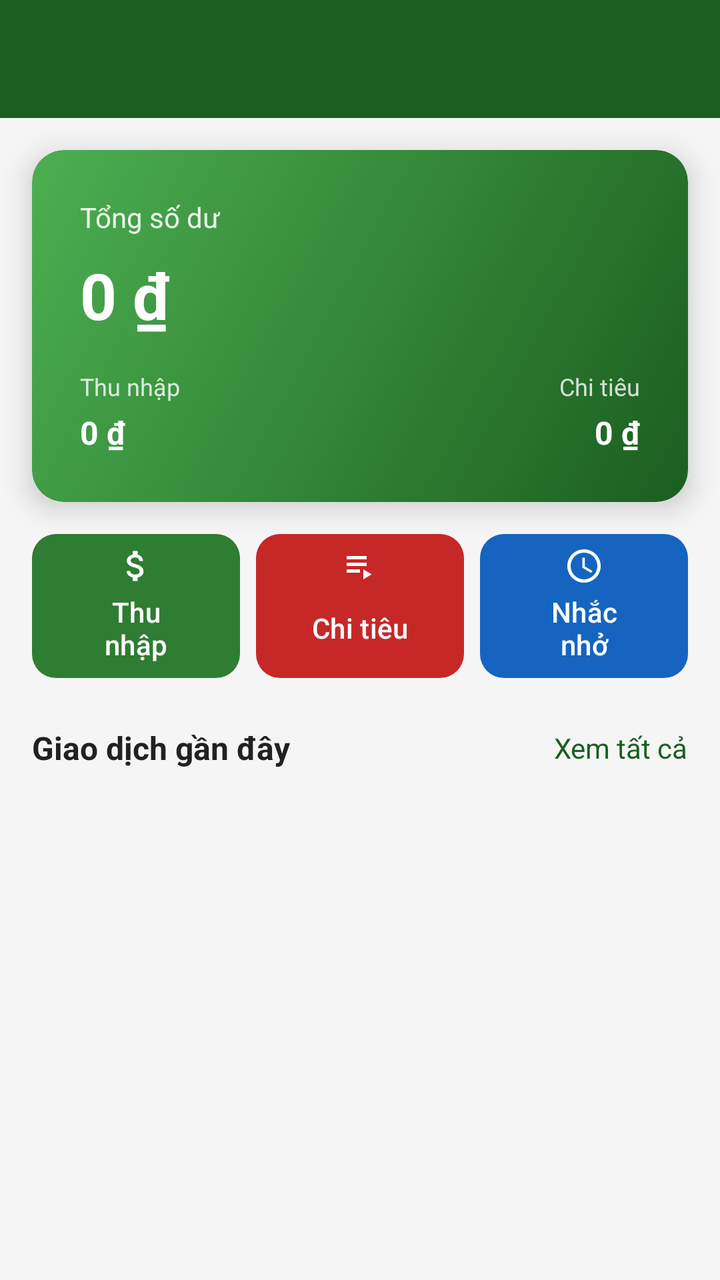
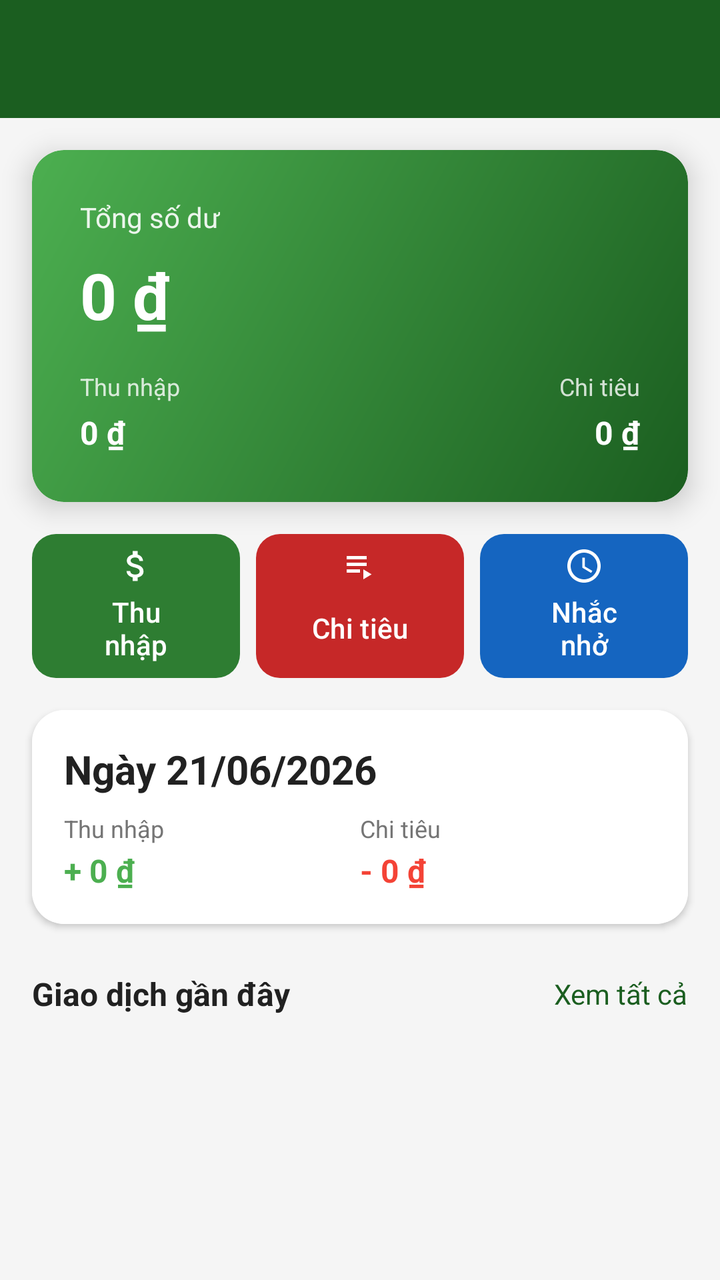

Before-and-after screenshots of an Android layout around one commit, followed by the original layout XML and the change that was made.
<!-- AndroidManifest.xml: application theme Theme.AppQuanLyChiTieu -->
<!-- res/layout/fragment_home.xml -->
<?xml version="1.0" encoding="utf-8"?>
<androidx.coordinatorlayout.widget.CoordinatorLayout xmlns:android="http://schemas.android.com/apk/res/android"
    xmlns:app="http://schemas.android.com/apk/res-auto"
    android:layout_width="match_parent"
    android:layout_height="match_parent"
    android:background="@color/background">

    <androidx.core.widget.NestedScrollView
        android:layout_width="match_parent"
        android:layout_height="match_parent"
        android:clipToPadding="false"
        android:paddingBottom="80dp">

        <LinearLayout
            android:layout_width="match_parent"
            android:layout_height="wrap_content"
            android:orientation="vertical">

            
            <LinearLayout
                android:layout_width="match_parent"
                android:layout_height="wrap_content"
                android:background="@color/primary"
                android:orientation="vertical"
                android:padding="@dimen/spacing_md">

                <TextView
                    android:id="@+id/tv_month_year"
                    android:layout_width="wrap_content"
                    android:layout_height="wrap_content"
                    android:textColor="@color/white"
                    android:textSize="@dimen/text_title"
                    android:textStyle="bold" />
            </LinearLayout>

            
            <androidx.cardview.widget.CardView
                android:layout_width="match_parent"
                android:layout_height="wrap_content"
                android:layout_marginStart="@dimen/spacing_md"
                android:layout_marginEnd="@dimen/spacing_md"
                android:layout_marginTop="@dimen/spacing_md"
                app:cardCornerRadius="@dimen/card_corner_radius"
                app:cardElevation="8dp">

                <LinearLayout
                    android:layout_width="match_parent"
                    android:layout_height="wrap_content"
                    android:background="@drawable/bg_balance_card"
                    android:orientation="vertical"
                    android:padding="@dimen/spacing_lg">

                    <TextView
                        android:layout_width="wrap_content"
                        android:layout_height="wrap_content"
                        android:text="@string/total_balance"
                        android:textColor="@color/white"
                        android:textSize="@dimen/text_body"
                        android:alpha="0.9" />

                    <TextView
                        android:id="@+id/tv_balance"
                        android:layout_width="wrap_content"
                        android:layout_height="wrap_content"
                        android:text="0 ₫"
                        android:textColor="@color/white"
                        android:textSize="@dimen/text_display"
                        android:textStyle="bold"
                        android:layout_marginTop="8dp" />

                    <LinearLayout
                        android:layout_width="match_parent"
                        android:layout_height="wrap_content"
                        android:layout_marginTop="@dimen/spacing_md"
                        android:orientation="horizontal">

                        
                        <LinearLayout
                            android:layout_width="0dp"
                            android:layout_height="wrap_content"
                            android:layout_weight="1"
                            android:orientation="vertical">

                            <TextView
                                android:layout_width="wrap_content"
                                android:layout_height="wrap_content"
                                android:text="@string/income"
                                android:textColor="@color/white"
                                android:textSize="@dimen/text_caption"
                                android:alpha="0.8" />

                            <TextView
                                android:id="@+id/tv_income"
                                android:layout_width="wrap_content"
                                android:layout_height="wrap_content"
                                android:text="0 ₫"
                                android:textColor="@color/white"
                                android:textSize="@dimen/text_subtitle"
                                android:textStyle="bold"
                                android:layout_marginTop="4dp" />
                        </LinearLayout>

                        
                        <LinearLayout
                            android:layout_width="0dp"
                            android:layout_height="wrap_content"
                            android:layout_weight="1"
                            android:orientation="vertical"
                            android:gravity="end">

                            <TextView
                                android:layout_width="wrap_content"
                                android:layout_height="wrap_content"
                                android:text="@string/expense"
                                android:textColor="@color/white"
                                android:textSize="@dimen/text_caption"
                                android:alpha="0.8" />

                            <TextView
                                android:id="@+id/tv_expense"
                                android:layout_width="wrap_content"
                                android:layout_height="wrap_content"
                                android:text="0 ₫"
                                android:textColor="@color/white"
                                android:textSize="@dimen/text_subtitle"
                                android:textStyle="bold"
                                android:layout_marginTop="4dp" />
                        </LinearLayout>
                    </LinearLayout>
                </LinearLayout>
            </androidx.cardview.widget.CardView>

            <LinearLayout
                android:id="@+id/layout_quick_actions"
                android:layout_width="match_parent"
                android:layout_height="wrap_content"
                android:layout_marginStart="@dimen/spacing_md"
                android:layout_marginEnd="@dimen/spacing_md"
                android:layout_marginTop="@dimen/spacing_md"
                android:baselineAligned="false"
                android:orientation="horizontal">

                <com.google.android.material.button.MaterialButton
                    android:id="@+id/btn_quick_income"
                    style="@style/Widget.App.Button.QuickAction.Income"
                    android:layout_width="0dp"
                    android:layout_height="72dp"
                    android:layout_marginEnd="@dimen/spacing_sm"
                    android:layout_weight="1"
                    android:gravity="center"
                    android:maxLines="2"
                    android:text="@string/income"
                    android:textSize="@dimen/text_body"
                    app:icon="@drawable/ic_salary"
                    app:iconGravity="top"
                    app:iconPadding="2dp"
                    app:iconTint="@color/white" />

                <com.google.android.material.button.MaterialButton
                    android:id="@+id/btn_quick_expense"
                    style="@style/Widget.App.Button.QuickAction.Expense"
                    android:layout_width="0dp"
                    android:layout_height="72dp"
                    android:layout_marginEnd="@dimen/spacing_sm"
                    android:layout_weight="1"
                    android:gravity="center"
                    android:maxLines="2"
                    android:text="@string/expense"
                    android:textSize="@dimen/text_body"
                    app:icon="@drawable/ic_transaction"
                    app:iconGravity="top"
                    app:iconPadding="2dp"
                    app:iconTint="@color/white" />

                <com.google.android.material.button.MaterialButton
                    android:id="@+id/btn_quick_reminder"
                    style="@style/Widget.App.Button.QuickAction.Budget"
                    android:layout_width="0dp"
                    android:layout_height="72dp"
                    android:layout_weight="1"
                    android:gravity="center"
                    android:maxLines="2"
                    android:text="Nhắc nhở"
                    android:textSize="@dimen/text_body"
                    app:icon="@drawable/ic_clock"
                    app:iconGravity="top"
                    app:iconPadding="2dp"
                    app:iconTint="@color/white" />
            </LinearLayout>

            
            <LinearLayout
                android:layout_width="match_parent"
                android:layout_height="wrap_content"
                android:orientation="horizontal"
                android:gravity="center_vertical"
                android:paddingStart="@dimen/spacing_md"
                android:paddingEnd="@dimen/spacing_md"
                android:paddingTop="@dimen/spacing_lg"
                android:paddingBottom="@dimen/spacing_sm">

                <TextView
                    android:layout_width="0dp"
                    android:layout_height="wrap_content"
                    android:layout_weight="1"
                    android:text="@string/recent_transactions"
                    android:textColor="@color/text_primary"
                    android:textSize="@dimen/text_subtitle"
                    android:textStyle="bold" />

                <TextView
                    android:id="@+id/tv_see_all"
                    android:layout_width="wrap_content"
                    android:layout_height="wrap_content"
                    android:text="@string/see_all"
                    android:textColor="@color/primary"
                    android:textSize="@dimen/text_body" />
            </LinearLayout>

            <LinearLayout
                android:id="@+id/layout_recent_transactions"
                android:layout_width="match_parent"
                android:layout_height="wrap_content"
                android:orientation="vertical"
                android:paddingStart="@dimen/spacing_md"
                android:paddingEnd="@dimen/spacing_md" />

            
            <include
                layout="@layout/layout_empty_state_transactions"
                android:layout_width="match_parent"
                android:layout_height="wrap_content" />

        </LinearLayout>
    </androidx.core.widget.NestedScrollView>

</androidx.coordinatorlayout.widget.CoordinatorLayout>
<!-- res/layout/layout_empty_state_transactions.xml (included above) -->
<?xml version="1.0" encoding="utf-8"?>
<LinearLayout
    xmlns:android="http://schemas.android.com/apk/res/android"
    android:id="@+id/layout_empty_state"
    android:layout_width="match_parent"
    android:layout_height="wrap_content"
    android:orientation="vertical"
    android:gravity="center"
    android:padding="32dp"
    android:visibility="gone">

    <ImageView
        android:id="@+id/iv_empty_illustration"
        android:layout_width="120dp"
        android:layout_height="120dp"
        android:src="@drawable/ic_empty_wallet"
        android:contentDescription="@null" />

    <TextView
        android:id="@+id/tv_empty_title"
        android:layout_width="wrap_content"
        android:layout_height="wrap_content"
        android:layout_marginTop="24dp"
        android:textSize="18sp"
        android:textStyle="bold"
        android:textColor="@color/text_primary"
        android:gravity="center" />

    <TextView
        android:id="@+id/tv_empty_desc"
        android:layout_width="wrap_content"
        android:layout_height="wrap_content"
        android:layout_marginTop="8dp"
        android:textSize="14sp"
        android:textColor="@color/text_hint"
        android:gravity="center" />

    <Button
        android:id="@+id/btn_empty_cta"
        android:layout_width="wrap_content"
        android:layout_height="wrap_content"
        android:layout_marginTop="24dp"
        android:backgroundTint="@color/primary"
        android:textColor="@color/white" />

</LinearLayout>
<!-- resources referenced by this layout -->
<resources>
  <color name="background">#F5F5F5</color>
  <color name="primary">#1B5E20</color>
  <color name="text_hint">#BDBDBD</color>
  <color name="text_primary">#212121</color>
  <color name="white">#FFFFFFFF</color>
  <dimen name="card_corner_radius">16dp</dimen>
  <dimen name="spacing_lg">24dp</dimen>
  <dimen name="spacing_md">16dp</dimen>
  <dimen name="spacing_sm">8dp</dimen>
  <dimen name="text_body">14sp</dimen>
  <dimen name="text_caption">12sp</dimen>
  <dimen name="text_display">32sp</dimen>
  <dimen name="text_subtitle">16sp</dimen>
  <dimen name="text_title">20sp</dimen>
  <!-- drawable bg_balance_card (drawable) -->
  <?xml version="1.0" encoding="utf-8"?>
  <shape xmlns:android="http://schemas.android.com/apk/res/android"
      android:shape="rectangle">
      <gradient
          android:startColor="@color/balance_gradient_start"
          android:endColor="@color/balance_gradient_end"
          android:angle="135" />
      <corners android:radius="@dimen/card_corner_radius" />
  </shape>
  <!-- drawable ic_clock (drawable) -->
  <vector xmlns:android="http://schemas.android.com/apk/res/android"
      android:width="24dp"
      android:height="24dp"
      android:viewportWidth="24"
      android:viewportHeight="24"
      android:tint="?attr/colorControlNormal">
    <path
        android:fillColor="@android:color/white"
        android:pathData="M11.99,2C6.47,2 2,6.48 2,12s4.47,10 9.99,10C17.52,22 22,17.52 22,12S17.52,2 11.99,2zM12,20c-4.42,0 -8,-3.58 -8,-8s3.58,-8 8,-8 8,3.58 8,8 -3.58,8 -8,8zM12.5,7H11v6l5.25,3.15 0.75,-1.23 -4.5,-2.67z"/>
  </vector>
  <!-- drawable ic_transaction (drawable) -->
  <vector xmlns:android="http://schemas.android.com/apk/res/android"
      android:width="24dp"
      android:height="24dp"
      android:viewportWidth="24"
      android:viewportHeight="24"
      android:tint="?attr/colorControlNormal">
      <path
          android:fillColor="@android:color/white"
          android:pathData="M4,10h12v2H4zM4,6h12v2H4zM4,14h8v2H4zM14,14v6l5,-3z"/>
  </vector>
  <string name="expense">Chi tiêu</string>
  <string name="income">Thu nhập</string>
  <string name="recent_transactions">Giao dịch gần đây</string>
  <string name="see_all">Xem tất cả</string>
  <string name="total_balance">Tổng số dư</string>
  <style name="Widget.App.Button.QuickAction.Budget">
          <item name="backgroundTint">@color/budget_color</item>
      </style>
  <style name="Widget.App.Button.QuickAction.Expense">
          <item name="backgroundTint">@color/expense_color</item>
      </style>
  <style name="Widget.App.Button.QuickAction.Income">
          <item name="backgroundTint">@color/income_color</item>
      </style>
  <style name="Theme.AppQuanLyChiTieu" parent="Base.Theme.AppQuanLyChiTieu" />
  <color name="balance_gradient_start">#1B5E20</color>
  <color name="balance_gradient_end">#4CAF50</color>
  <color name="budget_color">#1565C0</color>
  <color name="expense_color">#C62828</color>
  <color name="income_color">#2E7D32</color>
  <style name="Base.Theme.AppQuanLyChiTieu" parent="Theme.Material3.DayNight.NoActionBar">
          <item name="colorPrimary">@color/primary</item>
          <item name="colorPrimaryDark">@color/primary_dark</item>
          <item name="colorOnPrimary">@color/on_primary</item>
          <item name="colorSecondary">@color/secondary</item>
          <item name="colorOnSecondary">@color/on_secondary</item>
          <item name="android:colorBackground">@color/background</item>
          <item name="colorSurface">@color/surface</item>
          <item name="colorOnSurface">@color/on_surface</item>
          <item name="android:statusBarColor">@color/primary_dark</item>
      </style>
  <color name="primary_dark">#003300</color>
  <color name="on_primary">#FFFFFF</color>
  <color name="secondary">#FF6F00</color>
  <color name="on_secondary">#FFFFFF</color>
  <color name="surface">#FFFFFF</color>
  <color name="on_surface">#1C1C1C</color>
  <!-- unchanged entries left out for length: 2 -->
</resources>

<!-- the commit's change to res/layout/fragment_home.xml (unified diff, before → after) -->
@@ -189,6 +189,95 @@
             </LinearLayout>
 
             
+            <androidx.cardview.widget.CardView
+                android:id="@+id/card_daily_stats"
+                android:layout_width="match_parent"
+                android:layout_height="wrap_content"
+                android:layout_marginStart="@dimen/spacing_md"
+                android:layout_marginEnd="@dimen/spacing_md"
+                android:layout_marginTop="@dimen/spacing_md"
+                app:cardCornerRadius="@dimen/card_corner_radius"
+                app:cardElevation="2dp"
+                android:clickable="true"
+                android:focusable="true"
+                android:foreground="?attr/selectableItemBackground">
+
+                <LinearLayout
+                    android:layout_width="match_parent"
+                    android:layout_height="wrap_content"
+                    android:orientation="vertical"
+                    android:padding="@dimen/spacing_md"
+                    android:background="@color/card_background">
+
+                    <TextView
+                        android:id="@+id/tv_daily_date"
+                        android:layout_width="wrap_content"
+                        android:layout_height="wrap_content"
+                        android:text="Ngày 21/06/2026"
+                        android:textColor="@color/text_primary"
+                        android:textSize="@dimen/text_title"
+                        android:textStyle="bold"
+                        android:layout_marginBottom="@dimen/spacing_sm" />
+
+                    <LinearLayout
+                        android:layout_width="match_parent"
+                        android:layout_height="wrap_content"
+                        android:orientation="horizontal">
+
+                        
+                        <LinearLayout
+                            android:layout_width="0dp"
+                            android:layout_height="wrap_content"
+                            android:layout_weight="1"
+                            android:orientation="vertical">
+
+                            <TextView
+                                android:layout_width="wrap_content"
+                                android:layout_height="wrap_content"
+                                android:text="@string/income"
+                                android:textColor="@color/text_secondary"
+                                android:textSize="@dimen/text_caption" />
+
+                            <TextView
+                                android:id="@+id/tv_daily_income"
+                                android:layout_width="wrap_content"
+                                android:layout_height="wrap_content"
+                                android:text="+ 0 ₫"
+                                android:textColor="#4CAF50"
+                                android:textSize="@dimen/text_subtitle"
+                                android:textStyle="bold"
+                                android:layout_marginTop="2dp" />
+                        </LinearLayout>
+
+                        
+                        <LinearLayout
+                            android:layout_width="0dp"
+                            android:layout_height="wrap_content"
+                            android:layout_weight="1"
+                            android:orientation="vertical">
+
+                            <TextView
+                                android:layout_width="wrap_content"
+                                android:layout_height="wrap_content"
+                                android:text="@string/expense"
+                                android:textColor="@color/text_secondary"
+                                android:textSize="@dimen/text_caption" />
+
+                            <TextView
+                                android:id="@+id/tv_daily_expense"
+                                android:layout_width="wrap_content"
+                                android:layout_height="wrap_content"
+                                android:text="- 0 ₫"
+                                android:textColor="#F44336"
+                                android:textSize="@dimen/text_subtitle"
+                                android:textStyle="bold"
+                                android:layout_marginTop="2dp" />
+                        </LinearLayout>
+                    </LinearLayout>
+                </LinearLayout>
+            </androidx.cardview.widget.CardView>
+
+            
             <LinearLayout
                 android:layout_width="match_parent"
                 android:layout_height="wrap_content"
<!-- resource entries referenced after the edit -->
@@ -1,9 +1,11 @@
 <!-- resources referenced by this layout -->
 <resources>
   <color name="background">#F5F5F5</color>
+  <color name="card_background">#FFFFFF</color>
   <color name="primary">#1B5E20</color>
   <color name="text_hint">#BDBDBD</color>
   <color name="text_primary">#212121</color>
+  <color name="text_secondary">#757575</color>
   <color name="white">#FFFFFFFF</color>
   <dimen name="card_corner_radius">16dp</dimen>
   <dimen name="spacing_lg">24dp</dimen>
